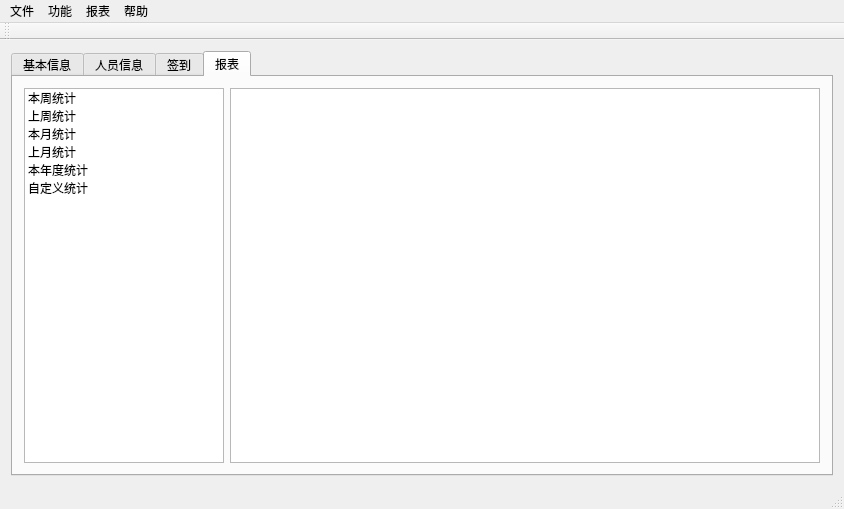
Before: the Qt Designer form mainwindow.ui in revive/YangManage, drawn with Qt 5.
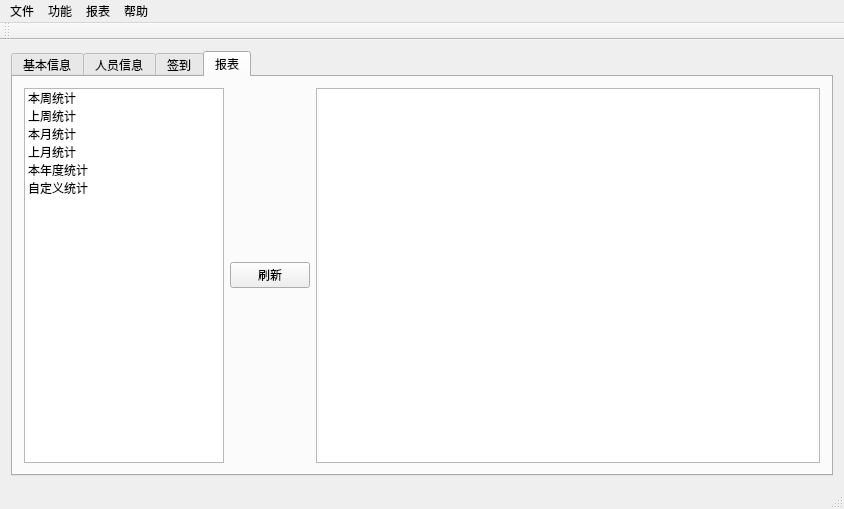
After: the same form once the commit is applied. The open tabs and pages were chosen to show the change.

Commit message: 1. fixed the bug of display top person time. 2. add function to refresh the report. 3. deal with the removal of stats report. resources are recycled.

Diff of the .ui file:
```diff
--- a/mainwindow.ui
+++ b/mainwindow.ui
@@ -695,6 +695,19 @@
           </item>
          </widget>
         </item>
+        <item>
+         <widget class="QPushButton" name="refreshReportButton">
+          <property name="sizePolicy">
+           <sizepolicy hsizetype="Fixed" vsizetype="Fixed">
+            <horstretch>0</horstretch>
+            <verstretch>0</verstretch>
+           </sizepolicy>
+          </property>
+          <property name="text">
+           <string>刷新</string>
+          </property>
+         </widget>
+        </item>
         <item>
          <widget class="QTextBrowser" name="reportBrowser">
           <property name="sizePolicy">
```
Left out of the diff: 4 changed lines with no effect on the pictures. The commit also changes 6 other files.
